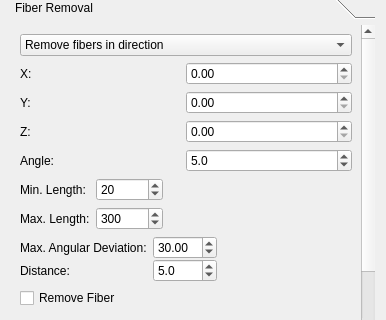
First picture: the form in Plugins/org.mitk.gui.qt.diffusionimaging/src/internal/QmitkFiberProcessingViewControls.ui, repository MITK/MITK, before the edit; both pictures show x 0 to 386 and y 123 to 443 of the 386 by 540 pixel window.
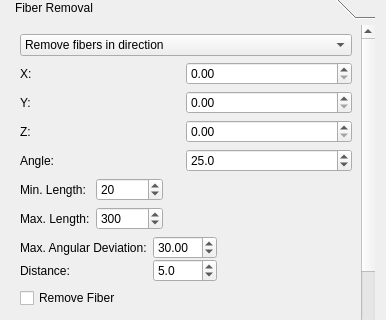
Second picture: the form after the edit. The open tabs and pages were chosen to show the change. Icons and pictures are not drawn. Custom widgets are drawn as their Qt base class.

Diff of the .ui file:
```diff
--- a/Plugins/org.mitk.gui.qt.diffusionimaging/src/internal/QmitkFiberProcessingViewControls.ui
+++ b/Plugins/org.mitk.gui.qt.diffusionimaging/src/internal/QmitkFiberProcessingViewControls.ui
@@ -463,8 +463,8 @@
       <property name="geometry">
        <rect>
         <x>0</x>
-        <y>0</y>
-        <width>270</width>
+        <y>-70</y>
+        <width>355</width>
         <height>380</height>
        </rect>
       </property>
@@ -669,7 +669,7 @@
              <double>1.000000000000000</double>
             </property>
             <property name="value">
-             <double>5.000000000000000</double>
+             <double>25.000000000000000</double>
             </property>
            </widget>
           </item>
```
Left out of the diff: 6 changed lines with no effect on the pictures.
